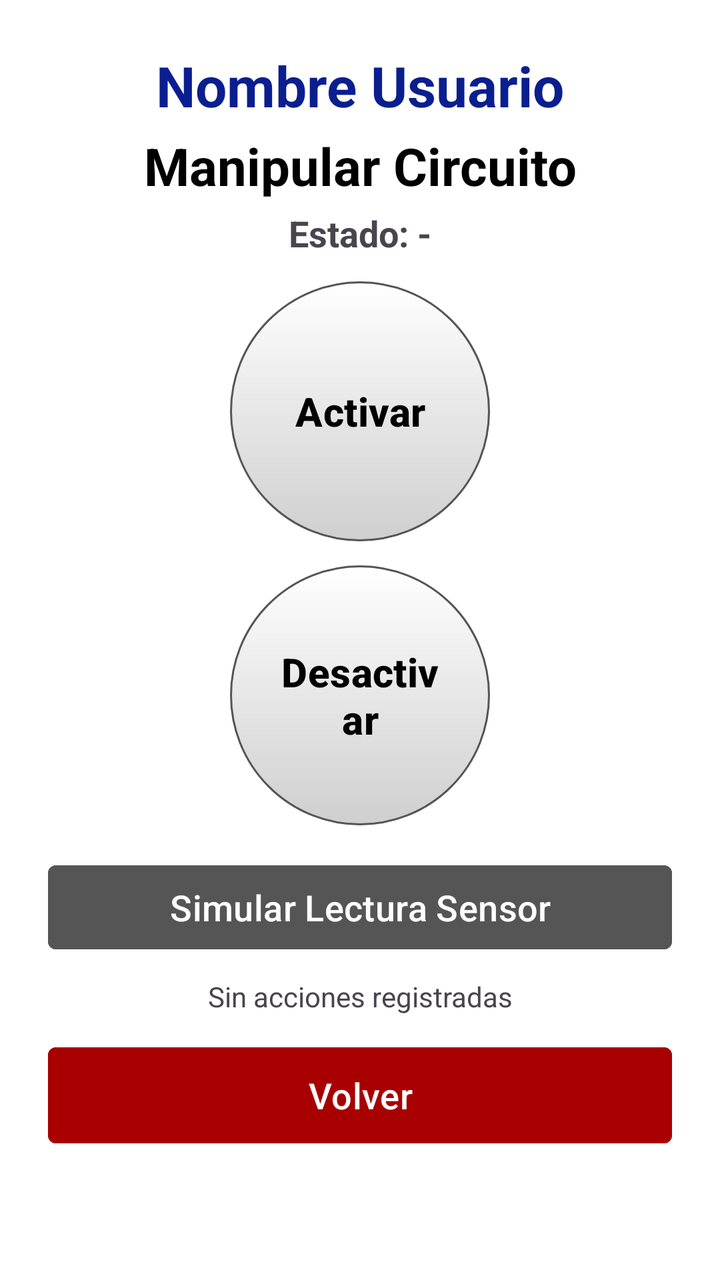
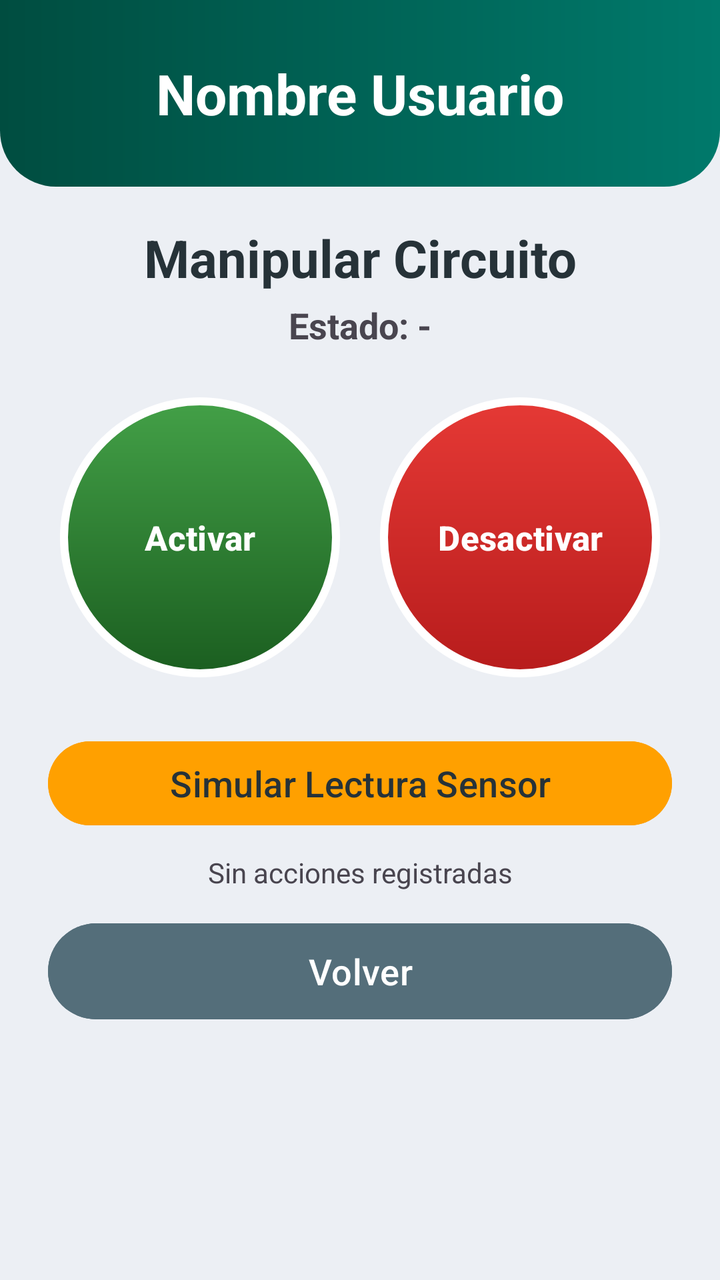

Two renders of the same Android screen: before a commit and after it. Below are the layout's source before the change and the commit's diff.
<!-- AndroidManifest.xml: application theme Theme.App1_Firebase -->
<!-- res/layout/activity_manipular_esp32.xml -->
<?xml version="1.0" encoding="utf-8"?>
<LinearLayout xmlns:android="http://schemas.android.com/apk/res/android"
    xmlns:tools="http://schemas.android.com/tools"
    xmlns:app="http://schemas.android.com/apk/res-auto"
    android:id="@+id/main"
    android:layout_width="match_parent"
    android:layout_height="match_parent"
    android:background="@color/white"
    android:gravity="center_horizontal"
    android:orientation="vertical"
    tools:context=".ManipularESP32">

    <TextView
        android:id="@+id/tvusumanipular"
        android:layout_width="match_parent"
        android:layout_height="wrap_content"
        android:layout_marginTop="24dp"
        android:gravity="center"
        android:text="Nombre Usuario"
        android:textColor="@color/azul_titulo"
        android:textSize="28sp"
        android:textStyle="bold" />

    <TextView
        android:id="@+id/tvtitman"
        android:layout_width="match_parent"
        android:layout_height="wrap_content"
        android:layout_marginTop="4dp"
        android:layout_marginBottom="4dp"
        android:gravity="center"
        android:text="Manipular Circuito"
        android:textColor="@color/black"
        android:textSize="26sp"
        android:textStyle="bold" />

    <TextView
        android:id="@+id/tvestado"
        android:layout_width="wrap_content"
        android:layout_height="wrap_content"
        android:text="Estado: -"
        android:textSize="18sp"
        android:textStyle="bold" />

    <Button
        android:id="@+id/btnon"
        android:layout_width="130dp"
        android:layout_height="130dp"
        android:layout_marginTop="12dp"
        android:background="@drawable/circulo_boton"
        android:text="Activar"
        android:textAllCaps="false"
        android:textColor="@color/black"
        android:textSize="20sp"
        android:textStyle="bold"
        app:backgroundTint="@null" />

    <Button
        android:id="@+id/btnoff"
        android:layout_width="130dp"
        android:layout_height="130dp"
        android:layout_marginTop="12dp"
        android:background="@drawable/circulo_boton"
        android:text="Desactivar"
        android:textAllCaps="false"
        android:textColor="@color/black"
        android:textSize="20sp"
        android:textStyle="bold"
        app:backgroundTint="@null" />

    <Button
        android:id="@+id/btnsensor"
        android:layout_width="match_parent"
        android:layout_height="50dp"
        android:layout_marginHorizontal="24dp"
        android:layout_marginTop="16dp"
        android:backgroundTint="@color/gris_borde"
        android:text="Simular Lectura Sensor"
        android:textAllCaps="false"
        android:textColor="@color/white"
        android:textSize="18sp"
        app:cornerRadius="4dp" />

    <TextView
        android:id="@+id/tvultimo"
        android:layout_width="match_parent"
        android:layout_height="wrap_content"
        android:layout_marginHorizontal="24dp"
        android:layout_marginTop="10dp"
        android:gravity="center"
        android:text="Sin acciones registradas"
        android:textSize="14sp" />

    <Button
        android:id="@+id/btnvolman"
        android:layout_width="match_parent"
        android:layout_height="56dp"
        android:layout_marginHorizontal="24dp"
        android:layout_marginTop="12dp"
        android:backgroundTint="@color/rojo_volver"
        android:text="Volver"
        android:textAllCaps="false"
        android:textColor="@color/white"
        android:textSize="18sp"
        app:cornerRadius="4dp" />

</LinearLayout>
<!-- resources referenced by this layout -->
<resources>
  <color name="azul_titulo">#FF0A1F8F</color>
  <color name="black">#FF000000</color>
  <color name="gris_borde">#FF555555</color>
  <color name="rojo_volver">#FFA80000</color>
  <color name="white">#FFFFFFFF</color>
  <!-- drawable circulo_boton (drawable) -->
  <?xml version="1.0" encoding="utf-8"?>
  <shape xmlns:android="http://schemas.android.com/apk/res/android" android:shape="oval">
      <gradient android:startColor="#FFFFFFFF" android:endColor="#FFCFCFCF" android:angle="270" />
      <stroke android:width="1dp" android:color="@color/gris_borde" />
  </shape>
  <style name="Theme.App1_Firebase" parent="Base.Theme.App1_Firebase" />
  <style name="Base.Theme.App1_Firebase" parent="Theme.Material3.Light.NoActionBar">
          <item name="colorPrimary">@color/black</item>
          <item name="android:windowBackground">@color/white</item>
      </style>
</resources>

<!-- the commit's change to res/layout/activity_manipular_esp32.xml (unified diff, before → after) -->
@@ -5,7 +5,7 @@
     android:id="@+id/main"
     android:layout_width="match_parent"
     android:layout_height="match_parent"
-    android:background="@color/white"
+    android:background="@color/fondo"
     android:gravity="center_horizontal"
     android:orientation="vertical"
     tools:context=".ManipularESP32">
@@ -14,10 +14,12 @@
         android:id="@+id/tvusumanipular"
         android:layout_width="match_parent"
         android:layout_height="wrap_content"
-        android:layout_marginTop="24dp"
+        android:background="@drawable/encabezado"
+        android:paddingTop="28dp"
+        android:paddingBottom="28dp"
         android:gravity="center"
         android:text="Nombre Usuario"
-        android:textColor="@color/azul_titulo"
+        android:textColor="@color/white"
         android:textSize="28sp"
         android:textStyle="bold" />
 
@@ -25,11 +27,11 @@
         android:id="@+id/tvtitman"
         android:layout_width="match_parent"
         android:layout_height="wrap_content"
-        android:layout_marginTop="4dp"
+        android:layout_marginTop="18dp"
         android:layout_marginBottom="4dp"
         android:gravity="center"
         android:text="Manipular Circuito"
-        android:textColor="@color/black"
+        android:textColor="@color/texto"
         android:textSize="26sp"
         android:textStyle="bold" />
 
@@ -41,44 +43,53 @@
         android:textSize="18sp"
         android:textStyle="bold" />
 
-    <Button
-        android:id="@+id/btnon"
-        android:layout_width="130dp"
-        android:layout_height="130dp"
-        android:layout_marginTop="12dp"
-        android:background="@drawable/circulo_boton"
-        android:text="Activar"
-        android:textAllCaps="false"
-        android:textColor="@color/black"
-        android:textSize="20sp"
-        android:textStyle="bold"
-        app:backgroundTint="@null" />
+    <LinearLayout
+        android:layout_width="wrap_content"
+        android:layout_height="wrap_content"
+        android:layout_marginTop="24dp"
+        android:orientation="horizontal">
 
-    <Button
-        android:id="@+id/btnoff"
-        android:layout_width="130dp"
-        android:layout_height="130dp"
-        android:layout_marginTop="12dp"
-        android:background="@drawable/circulo_boton"
-        android:text="Desactivar"
-        android:textAllCaps="false"
-        android:textColor="@color/black"
-        android:textSize="20sp"
-        android:textStyle="bold"
-        app:backgroundTint="@null" />
+        <Button
+            android:id="@+id/btnon"
+            android:layout_width="140dp"
+            android:layout_height="140dp"
+            android:layout_marginHorizontal="10dp"
+            android:padding="0dp"
+            android:background="@drawable/circulo_activar"
+            android:text="Activar"
+            android:textAllCaps="false"
+            android:textColor="@color/white"
+            android:textSize="17sp"
+            android:textStyle="bold"
+            app:backgroundTint="@null" />
+
+        <Button
+            android:id="@+id/btnoff"
+            android:layout_width="140dp"
+            android:layout_height="140dp"
+            android:layout_marginHorizontal="10dp"
+            android:padding="0dp"
+            android:background="@drawable/circulo_desactivar"
+            android:text="Desactivar"
+            android:textAllCaps="false"
+            android:textColor="@color/white"
+            android:textSize="17sp"
+            android:textStyle="bold"
+            app:backgroundTint="@null" />
+    </LinearLayout>
 
     <Button
         android:id="@+id/btnsensor"
         android:layout_width="match_parent"
         android:layout_height="50dp"
         android:layout_marginHorizontal="24dp"
-        android:layout_marginTop="16dp"
-        android:backgroundTint="@color/gris_borde"
+        android:layout_marginTop="28dp"
+        android:backgroundTint="@color/acento"
         android:text="Simular Lectura Sensor"
         android:textAllCaps="false"
-        android:textColor="@color/white"
+        android:textColor="@color/texto"
         android:textSize="18sp"
-        app:cornerRadius="4dp" />
+        app:cornerRadius="28dp" />
 
     <TextView
         android:id="@+id/tvultimo"
@@ -96,11 +107,11 @@
         android:layout_height="56dp"
         android:layout_marginHorizontal="24dp"
         android:layout_marginTop="12dp"
-        android:backgroundTint="@color/rojo_volver"
+        android:backgroundTint="@color/volver"
         android:text="Volver"
         android:textAllCaps="false"
         android:textColor="@color/white"
         android:textSize="18sp"
-        app:cornerRadius="4dp" />
+        app:cornerRadius="28dp" />
 
 </LinearLayout>
<!-- resource entries referenced after the edit -->
@@ -1,20 +1,34 @@
 <!-- resources referenced by this layout -->
 <resources>
-  <color name="azul_titulo">#FF0A1F8F</color>
-  <color name="black">#FF000000</color>
-  <color name="gris_borde">#FF555555</color>
-  <color name="rojo_volver">#FFA80000</color>
+  <color name="acento">#FFFFA000</color>
+  <color name="fondo">#FFECEFF4</color>
+  <color name="texto">#FF263238</color>
+  <color name="volver">#FF546E7A</color>
   <color name="white">#FFFFFFFF</color>
-  <!-- drawable circulo_boton (drawable) -->
+  <!-- drawable circulo_activar (drawable) -->
   <?xml version="1.0" encoding="utf-8"?>
   <shape xmlns:android="http://schemas.android.com/apk/res/android" android:shape="oval">
-      <gradient android:startColor="#FFFFFFFF" android:endColor="#FFCFCFCF" android:angle="270" />
-      <stroke android:width="1dp" android:color="@color/gris_borde" />
+      <gradient android:startColor="#FF43A047" android:endColor="#FF1B5E20" android:angle="270" />
+      <stroke android:width="4dp" android:color="@color/white" />
+  </shape>
+  <!-- drawable circulo_desactivar (drawable) -->
+  <?xml version="1.0" encoding="utf-8"?>
+  <shape xmlns:android="http://schemas.android.com/apk/res/android" android:shape="oval">
+      <gradient android:startColor="#FFE53935" android:endColor="#FFB71C1C" android:angle="270" />
+      <stroke android:width="4dp" android:color="@color/white" />
+  </shape>
+  <!-- drawable encabezado (drawable) -->
+  <?xml version="1.0" encoding="utf-8"?>
+  <shape xmlns:android="http://schemas.android.com/apk/res/android" android:shape="rectangle">
+      <gradient android:startColor="@color/primario_oscuro" android:endColor="@color/primario" android:angle="0" />
+      <corners android:bottomLeftRadius="28dp" android:bottomRightRadius="28dp" />
   </shape>
   <style name="Theme.App1_Firebase" parent="Base.Theme.App1_Firebase" />
+  <color name="primario_oscuro">#FF004D40</color>
+  <color name="primario">#FF00796B</color>
   <style name="Base.Theme.App1_Firebase" parent="Theme.Material3.Light.NoActionBar">
-          <item name="colorPrimary">@color/black</item>
-          <item name="android:windowBackground">@color/white</item>
+          <item name="colorPrimary">@color/primario</item>
+          <item name="android:windowBackground">@color/fondo</item>
       </style>
 </resources>
 
